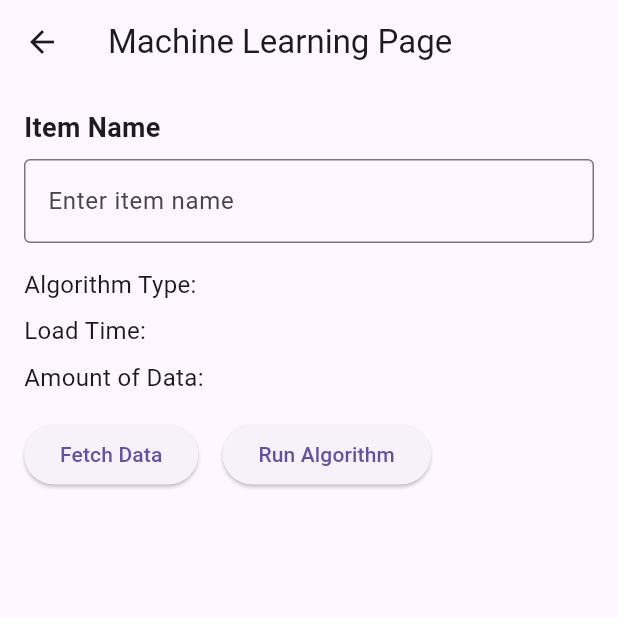
After one commit to lohnerj/ase-392ResearchProject, a Flutter app: the MachineLearningPage screen opened directly, on a phone screen of 412 x 824 dp, the top half of it. The commit adds this screen. Run offline on Flutter 3.47's test engine with Material 3 defaults, Android fonts, the phone set to English and light mode, and no system bars; our stand-ins replace fl_chart, hive_flutter, sqflite_common_ffi; accounts and stored records are empty; network calls fail.

Commit message:
Added frontend for ML page

```diff
--- a/marketapp/lib/dashboard_page.dart
+++ b/marketapp/lib/dashboard_page.dart
@@ -1,6 +1,7 @@
 import 'package:flutter/material.dart';
 import 'package:hive_flutter/hive_flutter.dart';
 import 'package:marketapp/api_service.dart';
+import 'package:marketapp/machinelearning.dart';
 import 'package:marketapp/sqlHelper.dart';
 import 'graph_page.dart';
 
@@ -75,6 +76,22 @@ class _DashboardPageState extends State<DashboardPage> {
                         print(await fetchLatestInfo(itemId));
                       },
                     ),
+                    IconButton(
+                      icon: const Icon(Icons.lightbulb),
+                      onPressed: () async {
+                        try {
+                          // Fetch data
+                          Navigator.push(
+                              context,
+                              MaterialPageRoute(
+                                builder: (context) => MachineLearningPage(),
+                              ));
+                        } catch (e) {
+                          ScaffoldMessenger.of(context).showSnackBar(SnackBar(
+                              content: Text('Failed to load data: $e')));
+                        }
+                      },
+                    ),
                   ],
                 ),
               );
--- /dev/null
+++ b/marketapp/lib/machinelearning.dart
@@ -0,0 +1,73 @@
+import 'package:flutter/material.dart';
+
+class MachineLearningPage extends StatelessWidget {
+  @override
+  Widget build(BuildContext context) {
+    return Scaffold(
+      appBar: AppBar(
+        title: const Text('Machine Learning Page'),
+      ),
+      body: Padding(
+        padding: const EdgeInsets.all(16.0),
+        child: Column(
+          crossAxisAlignment: CrossAxisAlignment.start,
+          children: [
+            const Text(
+              'Item Name',
+              style: TextStyle(
+                fontSize: 18,
+                fontWeight: FontWeight.bold,
+              ),
+            ),
+            const SizedBox(height: 8),
+            const TextField(
+              decoration: InputDecoration(
+                border: OutlineInputBorder(),
+                labelText: 'Enter item name',
+              ),
+            ),
+            const SizedBox(height: 16),
+            const Text(
+              'Algorithm Type: ',
+              style: TextStyle(
+                fontSize: 16,
+              ),
+            ),
+            const SizedBox(height: 8),
+            const Text(
+              'Load Time: ',
+              style: TextStyle(
+                fontSize: 16,
+              ),
+            ),
+            const SizedBox(height: 8),
+            const Text(
+              'Amount of Data: ',
+              style: TextStyle(
+                fontSize: 16,
+              ),
+            ),
+            const SizedBox(height: 16),
+            Row(
+              children: [
+                ElevatedButton(
+                  onPressed: () {
+                    // Add fetchData functionality here
+                  },
+                  child: const Text('Fetch Data'),
+                ),
+                const SizedBox(width: 16),
+                ElevatedButton(
+                  onPressed: () {
+                    // Add runAlgorithm functionality here
+                  },
+                  child: const Text('Run Algorithm'),
+                ),
+              ],
+            ),
+          ],
+        ),
+      ),
+    );
+  }
+}
```
